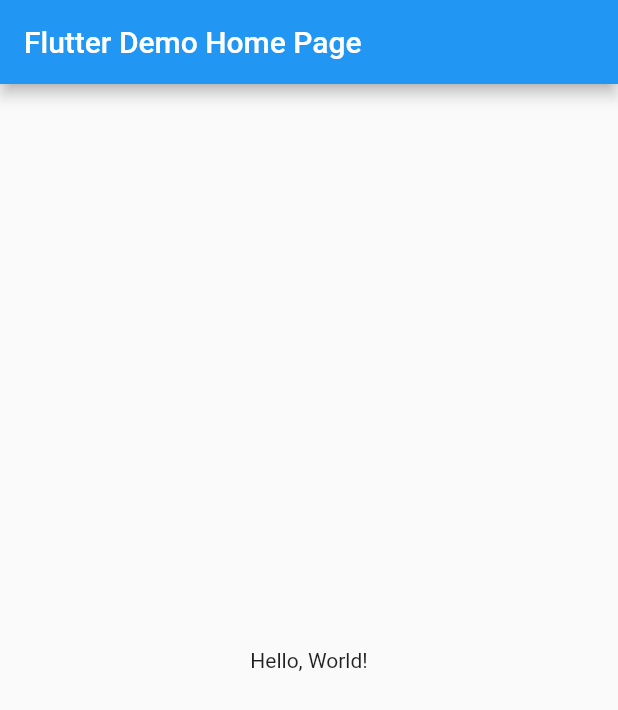
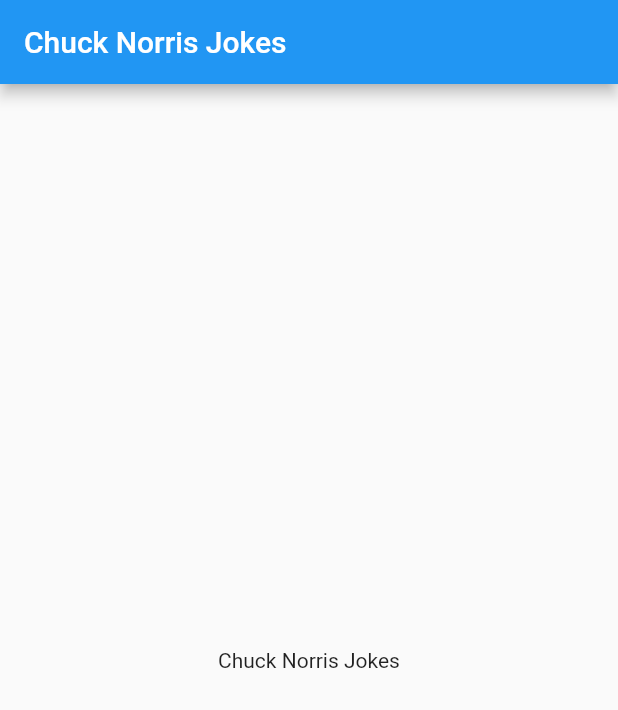
Before and after one commit to sharmadhiraj/chuck_norris_jokes, a Flutter app: the screen it shows after launch, on a phone screen of 412 x 824 dp. Shown: the top 710 px of the screen. Run offline on Flutter 3.47's test engine with Material 2 defaults, Android fonts, the phone set to English and light mode, and no system bars; missing offline and left inert: flutter_web.

Commit message:
Clean main.dart

```diff
--- a/lib/main.dart
+++ b/lib/main.dart
@@ -1,61 +1,22 @@
 import 'package:flutter_web/material.dart';
 
-void main() => runApp(MyApp());
+void main() => runApp(App());
 
-class MyApp extends StatelessWidget {
-  // This widget is the root of your application.
+class App extends MaterialApp {
+  @override
+  String get title => "Chuck Norris Jokes";
+  @override
+  ThemeData get theme => ThemeData(primarySwatch: Colors.blue);
+  @override
+  Widget get home => HomePage();
+}
+
+class HomePage extends StatelessWidget {
   @override
   Widget build(BuildContext context) {
-    return MaterialApp(
-      title: 'Flutter Demo',
-      theme: ThemeData(
-        primarySwatch: Colors.blue,
-      ),
-      home: MyHomePage(title: 'Flutter Demo Home Page'),
+    return Scaffold(
+      appBar: AppBar(title: Text("Chuck Norris Jokes")),
+      body: Center(child:Text("Chuck Norris Jokes")),
     );
   }
 }
-
-class MyHomePage extends StatelessWidget {
-  MyHomePage({Key key, this.title}) : super(key: key);
-
-  final String title;
-
-  @override
-  Widget build(BuildContext context) {
-    // The Flutter framework has been optimized to make rerunning build methods
-    // fast, so that you can just rebuild anything that needs updating rather
-    // than having to individually change instances of widgets.
-    return Scaffold(
-      appBar: AppBar(
-        title: Text(title),
-      ),
-      body: Center(
-        // Center is a layout widget. It takes a single child and positions it
-        // in the middle of the parent.
-        child: Column(
-          // Column is also layout widget. It takes a list of children and
-          // arranges them vertically. By default, it sizes itself to fit its
-          // children horizontally, and tries to be as tall as its parent.
-          //
-          // Invoke "debug painting" (choose the "Toggle Debug Paint" action
-          // from the Flutter Inspector in Android Studio, or the "Toggle Debug
-          // Paint" command in Visual Studio Code) to see the wireframe for each
-          // widget.
-          //
-          // Column has various properties to control how it sizes itself and
-          // how it positions its children. Here we use mainAxisAlignment to
-          // center the children vertically; the main axis here is the vertical
-          // axis because Columns are vertical (the cross axis would be
-          // horizontal).
-          mainAxisAlignment: MainAxisAlignment.center,
-          children: <Widget>[
-            Text(
-              'Hello, World!',
-            ),
-          ],
-        ),
-      ), // This trailing comma makes auto-formatting nicer for build methods.
-    );
-  }
-}
```
